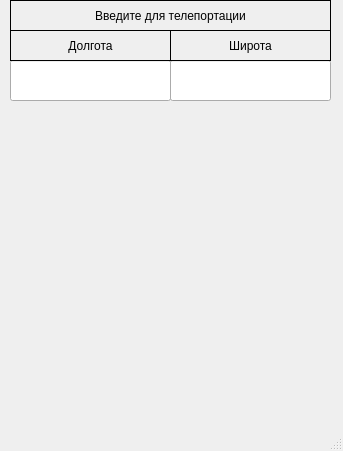
First picture: the form in 01.ui, repository artjomereomin2/API, before the edit.
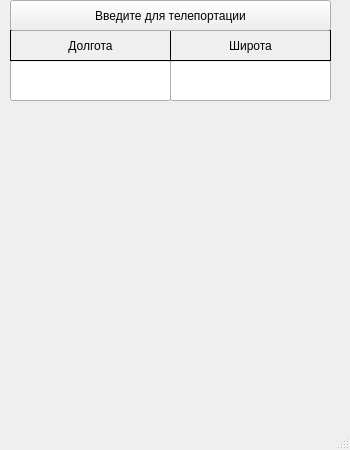
Second picture: the form after the edit.

The edit to the form file:
```diff
--- a/01.ui
+++ b/01.ui
@@ -6,10 +6,22 @@
    <rect>
     <x>0</x>
     <y>0</y>
-    <width>343</width>
-    <height>451</height>
+    <width>350</width>
+    <height>450</height>
    </rect>
   </property>
+  <property name="minimumSize">
+   <size>
+    <width>350</width>
+    <height>450</height>
+   </size>
+  </property>
+  <property name="maximumSize">
+   <size>
+    <width>350</width>
+    <height>450</height>
+   </size>
+  </property>
   <property name="windowTitle">
    <string>MainWindow</string>
   </property>
@@ -72,7 +84,7 @@
      <set>Qt::AlignCenter</set>
     </property>
    </widget>
-   <widget class="QLabel" name="label_5">
+   <widget class="QPushButton" name="button_to_teleport">
     <property name="geometry">
      <rect>
       <x>10</x>
@@ -81,15 +93,9 @@
       <height>31</height>
      </rect>
     </property>
-    <property name="frameShape">
-     <enum>QFrame::Box</enum>
-    </property>
     <property name="text">
      <string>Введите для телепортации</string>
     </property>
-    <property name="alignment">
-     <set>Qt::AlignCenter</set>
-    </property>
    </widget>
   </widget>
   <widget class="QMenuBar" name="menubar">
```
Left out of the diff: 10 changed lines with no effect on the pictures.
